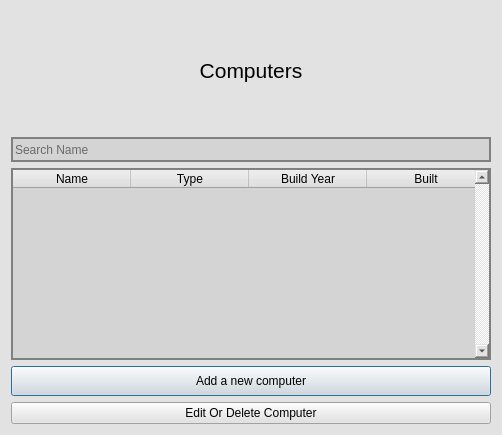
Qt form GUI-verklegtVika3/computertabledialog.ui (streamerinn/Verklegt-1) before a commit.
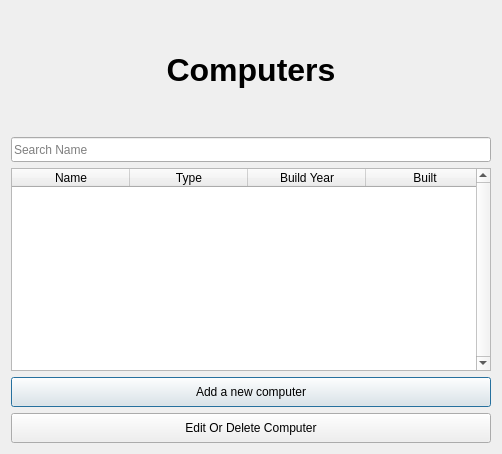
The same form after that commit. Icons and pictures are not drawn.

What changed in the file:
```diff
--- a/GUI-verklegtVika3/computertabledialog.ui
+++ b/GUI-verklegtVika3/computertabledialog.ui
@@ -30,14 +30,13 @@
     <normaloff>:/images/pictures/comp.png</normaloff>:/images/pictures/comp.png</iconset>
   </property>
   <property name="styleSheet">
-   <string notr="true">background-color: rgb(226, 226, 226);
-	</string>
+   <string notr="true"/>
   </property>
   <layout class="QVBoxLayout" name="verticalLayout">
    <property name="sizeConstraint">
     <enum>QLayout::SetFixedSize</enum>
    </property>
-   <item>
+   <item alignment="Qt::AlignTop">
     <widget class="QLabel" name="label_2">
      <property name="minimumSize">
       <size>
@@ -45,8 +44,14 @@
        <height>120</height>
       </size>
      </property>
+     <property name="maximumSize">
+      <size>
+       <width>16777215</width>
+       <height>30</height>
+      </size>
+     </property>
      <property name="text">
-      <string>&lt;html&gt;&lt;head/&gt;&lt;body&gt;&lt;p align=&quot;center&quot;&gt;&lt;span style=&quot; font-size:16pt;&quot;&gt;Computers&lt;/span&gt;&lt;/p&gt;&lt;/body&gt;&lt;/html&gt;</string>
+      <string>&lt;html&gt;&lt;head/&gt;&lt;body&gt;&lt;p align=&quot;center&quot;&gt;&lt;span style=&quot; font-size:24pt; font-weight:600;&quot;&gt;Computers&lt;/span&gt;&lt;/p&gt;&lt;/body&gt;&lt;/html&gt;</string>
      </property>
     </widget>
    </item>
@@ -65,8 +70,7 @@
       </size>
      </property>
      <property name="styleSheet">
-      <string notr="true">background-color: rgb(212, 212, 212);
-	border: 2px solid gray;</string>
+      <string notr="true"/>
      </property>
      <property name="placeholderText">
       <string>Search Name</string>
@@ -84,7 +88,7 @@
      <property name="minimumSize">
       <size>
        <width>480</width>
-       <height>150</height>
+       <height>203</height>
       </size>
      </property>
      <property name="maximumSize">
@@ -97,18 +101,7 @@
       <enum>Qt::ClickFocus</enum>
      </property>
      <property name="styleSheet">
-      <string notr="true">#ComputerTable
-{
-
-
-	background-color: rgb(212, 212, 212);
-alternate-background-color: rgb(0, 0, 0);
-border: 2px solid gray;
-
-
-
-
-}</string>
+      <string notr="true"/>
      </property>
      <property name="verticalScrollBarPolicy">
       <enum>Qt::ScrollBarAlwaysOn</enum>
@@ -180,6 +173,18 @@
    </item>
    <item>
     <widget class="QPushButton" name="editDelete">
+     <property name="minimumSize">
+      <size>
+       <width>480</width>
+       <height>30</height>
+      </size>
+     </property>
+     <property name="maximumSize">
+      <size>
+       <width>480</width>
+       <height>30</height>
+      </size>
+     </property>
      <property name="text">
       <string>Edit Or Delete Computer</string>
      </property>
```
